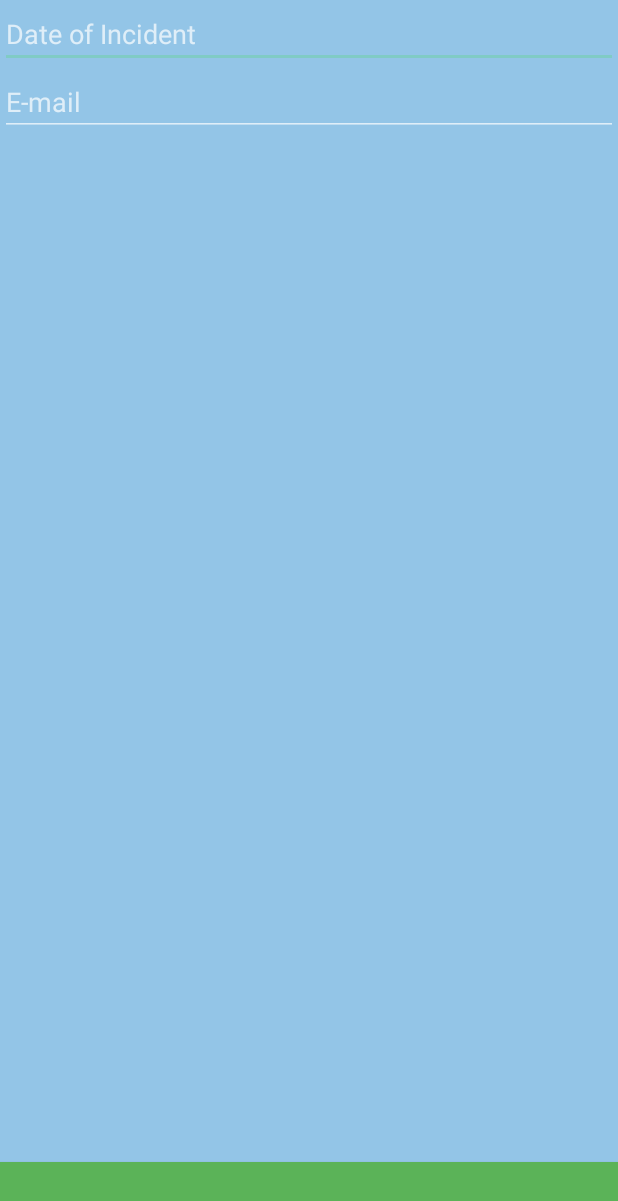
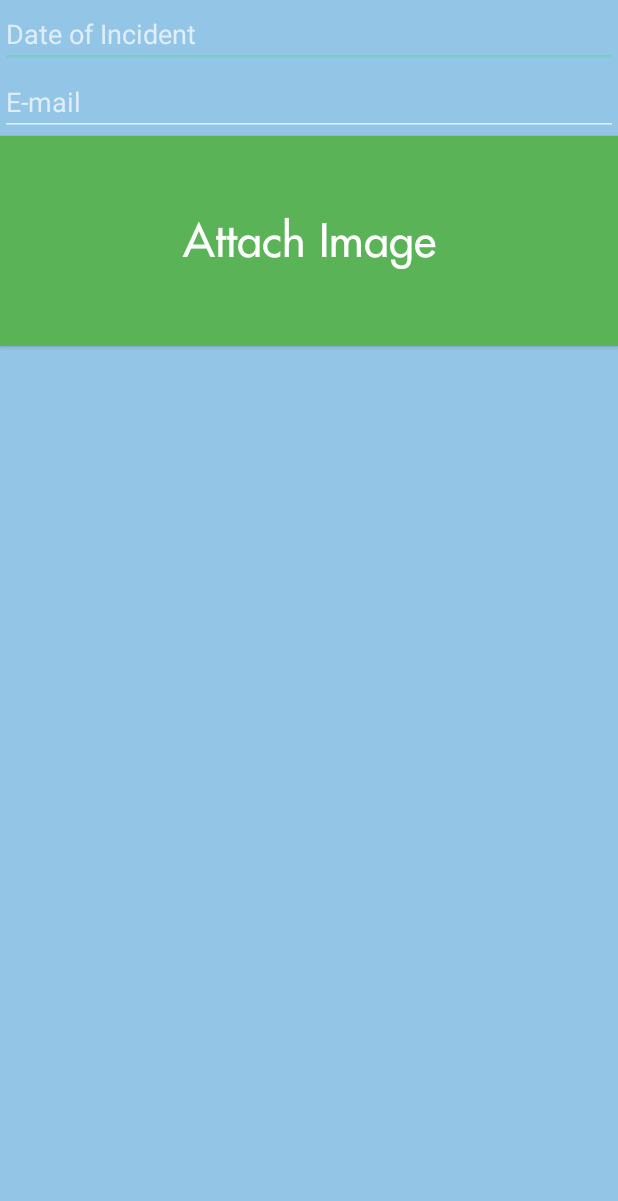
Before and after one commit to dnaismyth/bylaw_report_android, an Android app: the layout activity_report_info.xml on its own in the app's theme, with its tools: preview values and no code run, on a phone screen of 412 x 824 dp. Shown: the top 1201 px of the screen. Run offline under Robolectric (Android 15) with nearby library versions, the phone set to English and light mode, and no system bars.

```diff
--- a/app/build.gradle
+++ b/app/build.gradle
@@ -6,7 +6,7 @@ android {
 
     defaultConfig {
         applicationId "com.bylawreport.flow.bylawreport"
-        minSdkVersion 15
+        minSdkVersion 21
         targetSdkVersion 23
         versionCode 1
         versionName "1.0"
@@ -20,7 +20,7 @@ android {
 }
 
 dependencies {
-    compile fileTree(dir: 'libs', include: ['*.jar'])
+    compile fileTree(include: ['*.jar'], dir: 'libs')
     testCompile 'junit:junit:4.12'
     compile 'com.android.support:appcompat-v7:23.3.0'
     compile 'com.loopj.android:android-async-http:1.4.9'
--- a/app/src/main/java/com/bylawreport/flow/bylawreport/activities/UserInformationActivity.java
+++ b/app/src/main/java/com/bylawreport/flow/bylawreport/activities/UserInformationActivity.java
@@ -19,7 +19,6 @@ import java.util.List;
  * Created by DN on 2016-11-20.
  */
 public class UserInformationActivity extends AppCompatActivity {
-
     private UserInformation currentUserInfo = null;
     private static final String INVALID_EMPTY_FIELD_MESSAGE = "This field cannot be left blank.";
     private static final String INVALID_FORM_MESSAGE = "Please fill out all required fields.";
--- /dev/null
+++ b/app/src/main/res/drawable/drawable.xml
@@ -0,0 +1,4 @@
+<?xml version="1.0" encoding="utf-8"?>
+<selector xmlns:android="http://schemas.android.com/apk/res/android">
+
+</selector>
--- a/app/src/main/res/layout/activity_report_info.xml
+++ b/app/src/main/res/layout/activity_report_info.xml
@@ -29,6 +29,17 @@
         android:layout_height="wrap_content"
         android:hint="@string/email" />
 
+    <ImageView android:id="@+id/imageView"
+        android:layout_height="wrap_content"
+        android:layout_width="match_parent"
+        android:layout_centerHorizontal="true"/>
+
+    <Button
+        android:id="@+id/attach_image_btn"
+        android:layout_width="match_parent"
+        android:text="Attach Image"
+        style="@style/continueButton" />
+
     <RelativeLayout
         android:layout_width="match_parent"
         android:layout_height="match_parent"
--- a/app/src/main/res/values/strings.xml
+++ b/app/src/main/res/values/strings.xml
@@ -1,5 +1,6 @@
 <?xml version="1.0" encoding="utf-8"?>
 <resources>
+    <string name="app_name">Bylaw Report</string>
     <string name="user_info_message">Please provide us with some information.</string>
     <string name="first_name">First Name</string>
     <string name="last_name">Last Name</string>
@@ -16,4 +17,7 @@
     <string name="vehicle_violation">Vehicle</string>
     <string name="property_violation">Property</string>
     <string name="other_violation">Other</string>
+    <string name="attach_picture">Attach Image</string>
+    <string name="request_permission">Please enable camera permission.</string>
+    <string name="camera_error">This device doesn\'t support Camera2 API.</string>
 </resources>
```
Also changed, not shown: app/src/main/AndroidManifest.xml (+4 -4 lines), app/src/main/java/com/bylawreport/flow/bylawreport/activities/ReportInformationActivity.java (+148 -14 lines).
